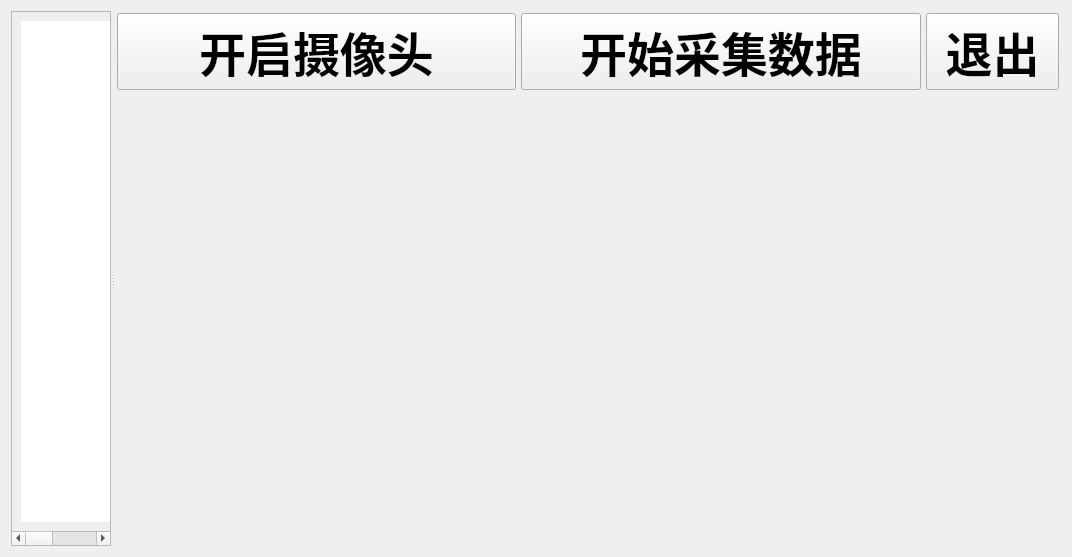
Old version of the form OrbbecDemo_windows/Train.ui in the repository Lvjihong/OrbbecAndQt.
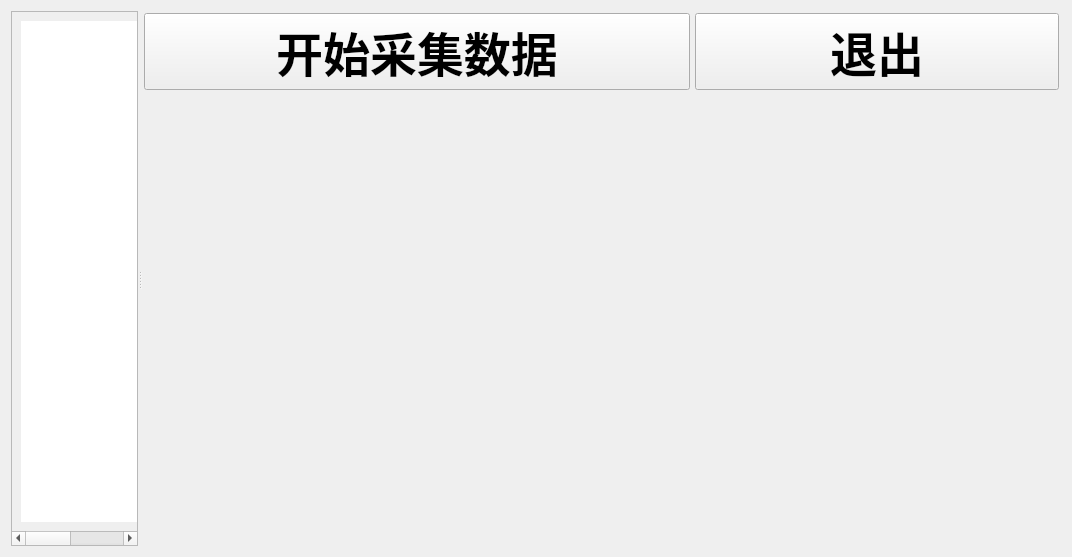
New version of the form.

Commit message: pref(train): 优化训练界面性能

```diff
--- a/OrbbecDemo_windows/Train.ui
+++ b/OrbbecDemo_windows/Train.ui
@@ -104,7 +104,7 @@
       <layout class="QVBoxLayout" name="verticalLayout" stretch="1,8">
        <item>
         <widget class="QWidget" name="widget_3" native="true">
-         <layout class="QHBoxLayout" name="horizontalLayout_4" stretch="3,3,1">
+         <layout class="QHBoxLayout" name="horizontalLayout_4" stretch="3,2">
           <property name="spacing">
            <number>5</number>
           </property>
@@ -120,27 +120,6 @@
           <property name="bottomMargin">
            <number>2</number>
           </property>
-          <item>
-           <widget class="QPushButton" name="btn_open">
-            <property name="sizePolicy">
-             <sizepolicy hsizetype="Preferred" vsizetype="Preferred">
-              <horstretch>0</horstretch>
-              <verstretch>0</verstretch>
-             </sizepolicy>
-            </property>
-            <property name="font">
-             <font>
-              <family>黑体</family>
-              <pointsize>35</pointsize>
-              <weight>75</weight>
-              <bold>true</bold>
-             </font>
-            </property>
-            <property name="text">
-             <string>开启摄像头</string>
-            </property>
-           </widget>
-          </item>
           <item>
            <widget class="QPushButton" name="btn_start">
             <property name="sizePolicy">
```
The commit also changes 83 other files.
